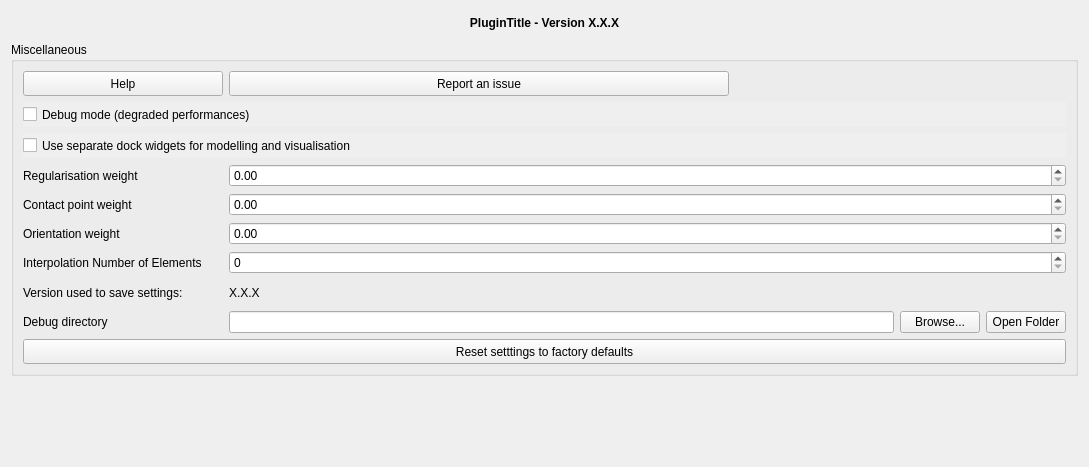
Before: the Qt Designer form loopstructural/gui/dlg_settings.ui in Loop3D/plugin_loopstructural, drawn with Qt 5.
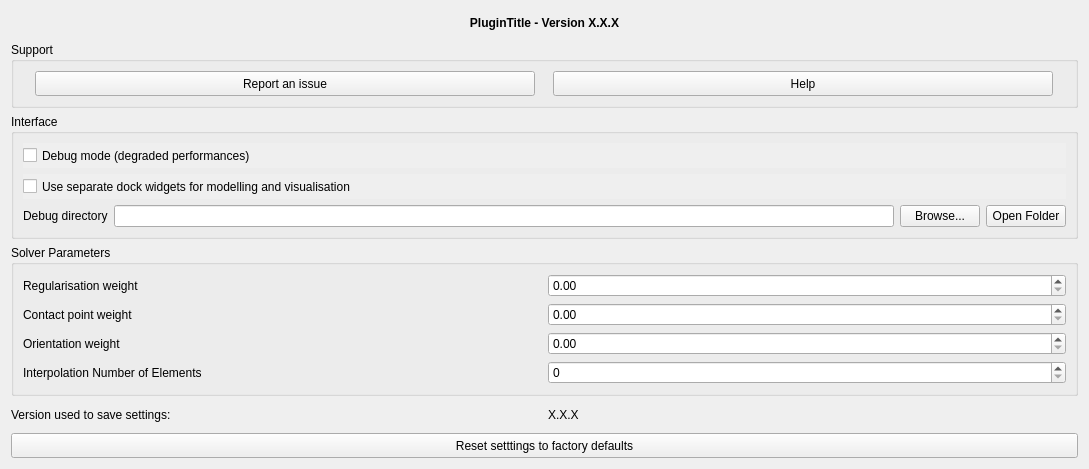
After: the same form once the commit is applied.

Commit message:
refactor: group cluttered UI panels and collapse cross-section tool into a dialog
Splits flat, ungrouped forms in settings, export, fault, and stratigraphic
layer panels into labelled QGroupBox sections by workflow (support/interface/
solver, extract/evaluate, orientation/position/size, basal contacts/
structural orientations). Replaces the always-visible cross-section controls
in the visualisation sidebar with a single button that opens a dialog with
Plane/Line tabs. Removes the unused, stale modelling_widget.ui.

What changed in the file:
```diff
--- a/loopstructural/gui/dlg_settings.ui
+++ b/loopstructural/gui/dlg_settings.ui
@@ -61,26 +61,20 @@
     </widget>
    </item>
    <item>
-    <widget class="QGroupBox" name="grp_misc">
-     <property name="minimumSize">
-      <size>
-       <width>0</width>
-       <height>100</height>
-      </size>
-     </property>
+    <widget class="QGroupBox" name="grp_support">
      <property name="locale">
       <locale language="English" country="UnitedStates"/>
      </property>
      <property name="title">
-      <string>Miscellaneous</string>
+      <string>Support</string>
      </property>
      <property name="flat">
       <bool>false</bool>
      </property>
-     <layout class="QGridLayout" name="gridLayout">
-       <item row="9" column="0" colspan="2">
-        <widget class="QPushButton" name="btn_reset">
-         <property name="minimumSize">
+     <layout class="QGridLayout" name="gridLayout_support">
+      <item row="0" column="0">
+       <widget class="QPushButton" name="btn_report">
+        <property name="minimumSize">
          <size>
           <width>200</width>
           <height>25</height>
@@ -88,95 +82,20 @@
         </property>
         <property name="maximumSize">
          <size>
-          <width>16777215</width>
+          <width>500</width>
           <height>30</height>
          </size>
         </property>
-        <property name="autoFillBackground">
-         <bool>true</bool>
-        </property>
-        <property name="text">
-         <string>Reset setttings to factory defaults</string>
-        </property>
-       </widget>
-      </item>
-       <item row="7" column="1">
-        <widget class="QLabel" name="lbl_version_saved_value">
-        <property name="minimumSize">
-         <size>
-          <width>0</width>
-          <height>25</height>
-         </size>
-        </property>
-        <property name="maximumSize">
-         <size>
-          <width>16777215</width>
-          <height>30</height>
-         </size>
-        </property>
         <property name="locale">
          <locale language="English" country="UnitedStates"/>
         </property>
         <property name="text">
-         <string notr="true">X.X.X</string>
+         <string>Report an issue</string>
         </property>
-        <property name="textInteractionFlags">
-         <set>Qt::NoTextInteraction</set>
-        </property>
        </widget>
       </item>
-      <item row="7" column="0">
-       <widget class="QLabel" name="lbl_version_saved">
-        <property name="minimumSize">
-         <size>
-          <width>0</width>
-          <height>25</height>
-         </size>
-        </property>
-        <property name="maximumSize">
-         <size>
-          <width>16777215</width>
-          <height>30</height>
-         </size>
-        </property>
-        <property name="locale">
-         <locale language="English" country="UnitedStates"/>
-        </property>
-        <property name="text">
-         <string>Version used to save settings:</string>
-        </property>
-       </widget>
-      </item>
-       <item row="8" column="0">
-        <widget class="QLabel" name="lbl_debug_directory">
-         <property name="text">
-          <string>Debug directory</string>
-         </property>
-        </widget>
-       </item>
-       <item row="8" column="1">
-        <layout class="QHBoxLayout" name="horizontalLayout">
-         <item>
-          <widget class="QLineEdit" name="le_debug_directory"/>
-         </item>
-         <item>
-          <widget class="QPushButton" name="btn_browse_debug_directory">
-           <property name="text">
-            <string>Browse...</string>
-           </property>
-          </widget>
-         </item>
-         <item>
-          <widget class="QPushButton" name="btn_open_debug_directory">
-           <property name="text">
-            <string>Open Folder</string>
-           </property>
-          </widget>
-         </item>
-        </layout>
-       </item>
-       <item row="0" column="0">
-        <widget class="QPushButton" name="btn_help">
+      <item row="0" column="1">
+       <widget class="QPushButton" name="btn_help">
         <property name="minimumSize">
          <size>
           <width>200</width>
@@ -197,33 +116,22 @@
         </property>
        </widget>
       </item>
-      <item row="6" column="0">
-       <widget class="QLabel" name="label_4">
-        <property name="text">
-         <string>Interpolation Number of Elements</string>
-        </property>
-       </widget>
-      </item>
-      <item row="4" column="0">
-       <widget class="QLabel" name="label_2">
-        <property name="text">
-         <string>Contact point weight</string>
-        </property>
-       </widget>
-      </item>
-      <item row="4" column="1">
-       <widget class="QDoubleSpinBox" name="cpw_spin_box"/>
-      </item>
-      <item row="6" column="1">
-       <widget class="QSpinBox" name="n_elements_spin_box"/>
-      </item>
-      <item row="3" column="1">
-       <widget class="QDoubleSpinBox" name="regularisation_spin_box"/>
-      </item>
-      <item row="5" column="1">
-       <widget class="QDoubleSpinBox" name="npw_spin_box"/>
-      </item>
-      <item row="1" column="0" colspan="2">
+     </layout>
+    </widget>
+   </item>
+   <item>
+    <widget class="QGroupBox" name="grp_interface">
+     <property name="locale">
+      <locale language="English" country="UnitedStates"/>
+     </property>
+     <property name="title">
+      <string>Interface</string>
+     </property>
+     <property name="flat">
+      <bool>false</bool>
+     </property>
+     <layout class="QGridLayout" name="gridLayout_interface">
+      <item row="0" column="0" colspan="2">
        <widget class="QCheckBox" name="opt_debug">
         <property name="minimumSize">
          <size>
@@ -254,7 +162,7 @@
         </property>
        </widget>
       </item>
-      <item row="2" column="0" colspan="2">
+      <item row="1" column="0" colspan="2">
        <widget class="QCheckBox" name="opt_separate_dock_widgets">
         <property name="minimumSize">
          <size>
@@ -285,45 +193,165 @@
         </property>
        </widget>
       </item>
+      <item row="2" column="0">
+       <widget class="QLabel" name="lbl_debug_directory">
+        <property name="text">
+         <string>Debug directory</string>
+        </property>
+       </widget>
+      </item>
+      <item row="2" column="1">
+       <layout class="QHBoxLayout" name="horizontalLayout">
+        <item>
+         <widget class="QLineEdit" name="le_debug_directory"/>
+        </item>
+        <item>
+         <widget class="QPushButton" name="btn_browse_debug_directory">
+          <property name="text">
+           <string>Browse...</string>
+          </property>
+         </widget>
+        </item>
+        <item>
+         <widget class="QPushButton" name="btn_open_debug_directory">
+          <property name="text">
+           <string>Open Folder</string>
+          </property>
+         </widget>
+        </item>
+       </layout>
+      </item>
+     </layout>
+    </widget>
+   </item>
+   <item>
+    <widget class="QGroupBox" name="grp_solver">
+     <property name="locale">
+      <locale language="English" country="UnitedStates"/>
+     </property>
+     <property name="title">
+      <string>Solver Parameters</string>
+     </property>
+     <property name="flat">
+      <bool>false</bool>
+     </property>
+     <layout class="QGridLayout" name="gridLayout_solver">
+      <item row="0" column="0">
+       <widget class="QLabel" name="label">
+        <property name="text">
+         <string>Regularisation weight</string>
+        </property>
+       </widget>
+      </item>
       <item row="0" column="1">
-       <widget class="QPushButton" name="btn_report">
-        <property name="minimumSize">
-         <size>
-          <width>200</width>
-          <height>25</height>
-         </size>
-        </property>
-        <property name="maximumSize">
-         <size>
-          <width>500</width>
-          <height>30</height>
-         </size>
-        </property>
-        <property name="locale">
-         <locale language="English" country="UnitedStates"/>
-        </property>
+       <widget class="QDoubleSpinBox" name="regularisation_spin_box"/>
+      </item>
+      <item row="1" column="0">
+       <widget class="QLabel" name="label_2">
         <property name="text">
-         <string>Report an issue</string>
+         <string>Contact point weight</string>
         </property>
        </widget>
       </item>
-      <item row="5" column="0">
+      <item row="1" column="1">
+       <widget class="QDoubleSpinBox" name="cpw_spin_box"/>
+      </item>
+      <item row="2" column="0">
        <widget class="QLabel" name="label_3">
         <property name="text">
          <string>Orientation weight</string>
         </property>
        </widget>
       </item>
+      <item row="2" column="1">
+       <widget class="QDoubleSpinBox" name="npw_spin_box"/>
+      </item>
       <item row="3" column="0">
-       <widget class="QLabel" name="label">
+       <widget class="QLabel" name="label_4">
         <property name="text">
-         <string>Regularisation weight</string>
+         <string>Interpolation Number of Elements</string>
         </property>
        </widget>
       </item>
+      <item row="3" column="1">
+       <widget class="QSpinBox" name="n_elements_spin_box"/>
+      </item>
      </layout>
     </widget>
    </item>
+   <item>
+    <layout class="QHBoxLayout" name="horizontalLayout_version">
+     <item>
+      <widget class="QLabel" name="lbl_version_saved">
+       <property name="minimumSize">
+        <size>
+         <width>0</width>
+         <height>25</height>
+        </size>
+       </property>
+       <property name="maximumSize">
+        <size>
+         <width>16777215</width>
+         <height>30</height>
+        </size>
+       </property>
+       <property name="locale">
+        <locale language="English" country="UnitedStates"/>
+       </property>
+       <property name="text">
+        <string>Version used to save settings:</string>
+       </property>
+      </widget>
+     </item>
+     <item>
+      <widget class="QLabel" name="lbl_version_saved_value">
+       <property name="minimumSize">
+        <size>
+         <width>0</width>
+         <height>25</height>
+        </size>
+       </property>
+       <property name="maximumSize">
+        <size>
+         <width>16777215</width>
+         <height>30</height>
+        </size>
+       </property>
+       <property name="locale">
+        <locale language="English" country="UnitedStates"/>
+       </property>
+       <property name="text">
+        <string notr="true">X.X.X</string>
+       </property>
+       <property name="textInteractionFlags">
+        <set>Qt::NoTextInteraction</set>
+       </property>
+      </widget>
+     </item>
+    </layout>
+   </item>
+   <item>
+    <widget class="QPushButton" name="btn_reset">
+     <property name="minimumSize">
+      <size>
+       <width>200</width>
+       <height>25</height>
+      </size>
+     </property>
+     <property name="maximumSize">
+      <size>
+       <width>16777215</width>
+       <height>30</height>
+      </size>
+     </property>
+     <property name="autoFillBackground">
+      <bool>true</bool>
+     </property>
+     <property name="text">
+      <string>Reset setttings to factory defaults</string>
+     </property>
+    </widget>
+   </item>
    <item>
     <spacer name="verticalSpacer">
      <property name="orientation">
```
The commit also changes 7 other files.
